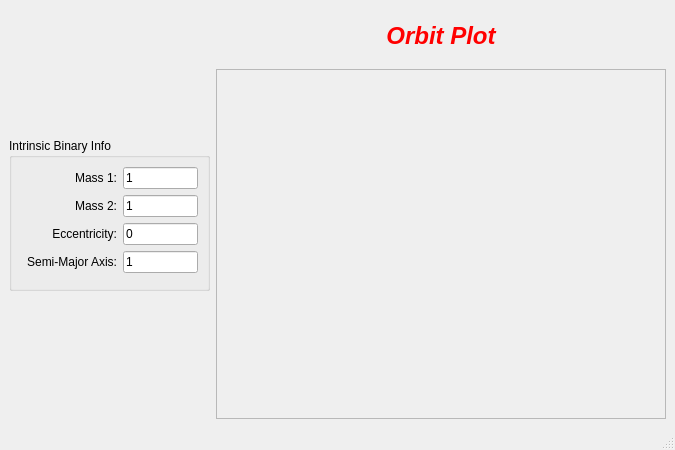
ericaddison/BEMRI, file gui/mainWindow.ui: the form before one commit.
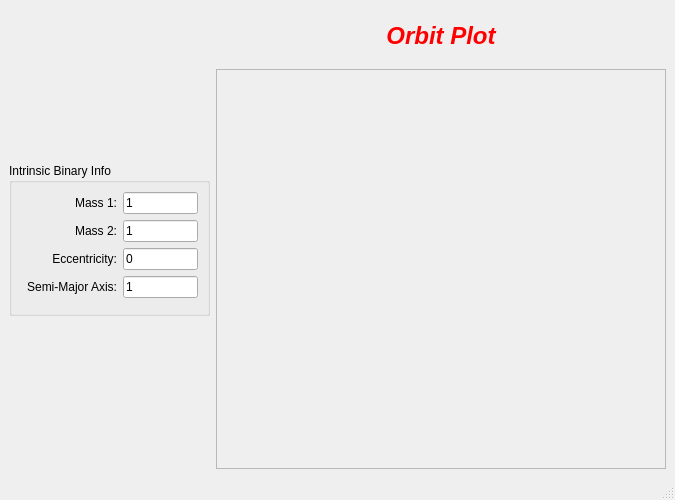
The form after the commit. Custom widgets are drawn as their Qt base class.

What changed in the file:
```diff
--- a/gui/mainWindow.ui
+++ b/gui/mainWindow.ui
@@ -7,7 +7,7 @@
     <x>0</x>
     <y>0</y>
     <width>675</width>
-    <height>450</height>
+    <height>500</height>
    </rect>
   </property>
   <property name="windowTitle">
@@ -166,7 +166,7 @@
         <property name="minimumSize">
          <size>
           <width>450</width>
-          <height>350</height>
+          <height>400</height>
          </size>
         </property>
         <property name="frameShape">
```
Left out of the diff: 6 changed lines with no effect on the pictures.
